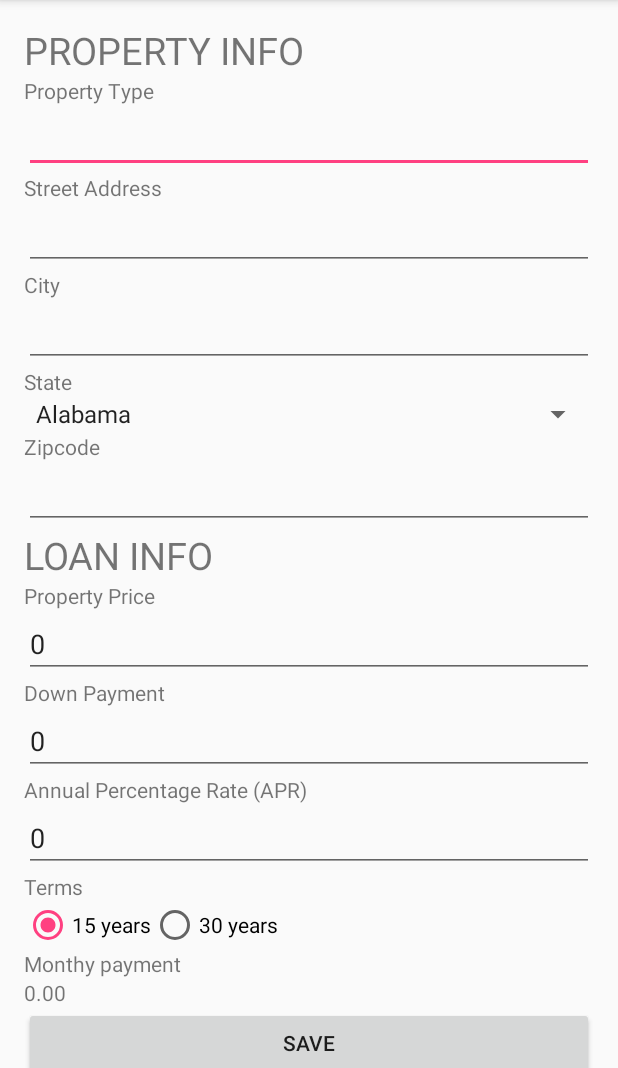
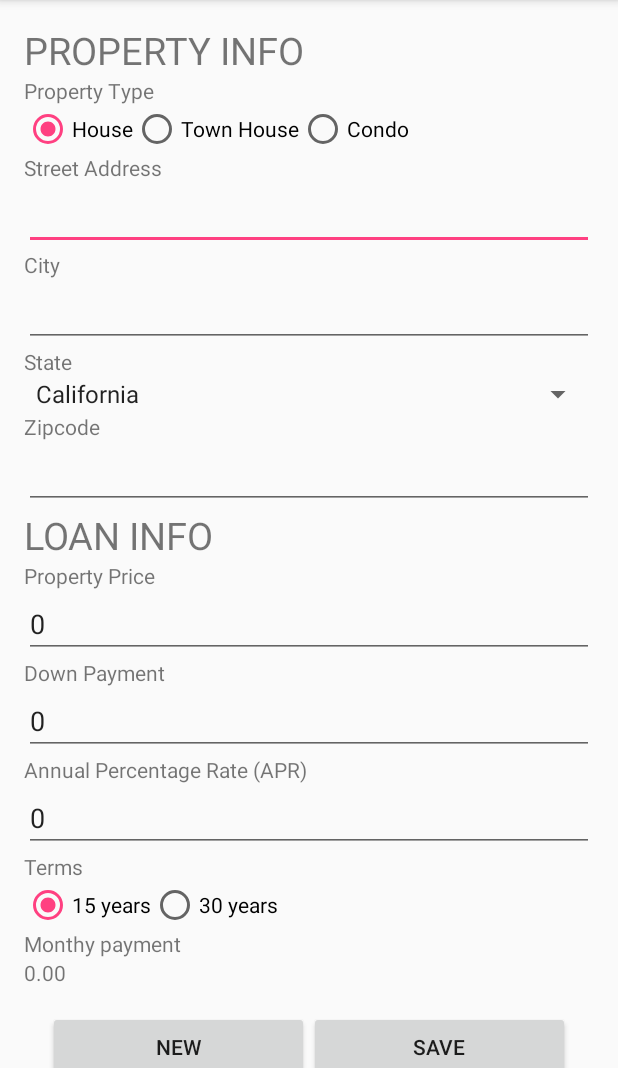
Before and after one commit to ShuzhongChen/Mortgage-Calculator, an Android app: the screen it shows after launch (MainActivity), on a phone screen of 412 x 824 dp, the part 168-1236 px from its top. Run offline under Robolectric (Android 15) with nearby library versions, the phone set to English and light mode, and no system bars; libraries missing offline, so code that uses them is left out: xdroid.toaster.

```diff
--- a/app/src/main/java/com/shuzhongchen/mortgagecalculator/Tab1NewEntry.java
+++ b/app/src/main/java/com/shuzhongchen/mortgagecalculator/Tab1NewEntry.java
@@ -50,12 +50,12 @@ public class Tab1NewEntry extends Fragment implements ReceiverInterface {
 
     private List<BasicInfo> basicInfos;
 
-    Button save;
+    Button save, clear;
     Spinner state;
-    EditText property_type, street_address, city, zipcode, property_price, down_payment,
+    EditText street_address, city, zipcode, property_price, down_payment,
             annual_percentage_rate;
 
-    RadioGroup terms_radio_group;
+    RadioGroup terms_radio_group, property_type;
 
     TextView monthy_payment;
 
@@ -143,6 +143,13 @@ public class Tab1NewEntry extends Fragment implements ReceiverInterface {
                 new TypeToken<List<BasicInfo>>(){});
         basicInfos = savedBasicInfo == null ? new ArrayList<BasicInfo>() : savedBasicInfo;
 
+        clear = rootView.findViewById(R.id.clear);
+        clear.setOnClickListener(new View.OnClickListener() {
+            public void onClick(View v) {
+                initialize();
+            }
+        });
+
         save = rootView.findViewById(R.id.save);
         save.setOnClickListener(new View.OnClickListener() {
             public void onClick(View v) {
@@ -155,7 +162,8 @@ public class Tab1NewEntry extends Fragment implements ReceiverInterface {
                     basicInfo = basicInfos.get(index);
                 }
 
-                basicInfo.propertyType = property_type.getText().toString();
+                String radiovalue = ((RadioButton)getView().findViewById(property_type.getCheckedRadioButtonId())).getText().toString();
+                basicInfo.propertyType = radiovalue;
 
                 basicInfo.streetAddress = street_address.getText().toString();
                 basicInfo.city = city.getText().toString();
@@ -283,11 +291,11 @@ public class Tab1NewEntry extends Fragment implements ReceiverInterface {
     }
 
     public void initialize() {
-        property_type.setText("");
+        property_type.check(R.id.house);
         street_address.setText("");
         city.setText("");
         zipcode.setText("");
-        state.setSelection(-1);
+        state.setSelection(5);
 
         property_price.setText("0");
         down_payment.setText("0");
@@ -307,7 +315,14 @@ public class Tab1NewEntry extends Fragment implements ReceiverInterface {
 
         BasicInfo geoInfo = basicInfos.get(i);
 
-        property_type.setText(geoInfo.propertyType);
+        if (geoInfo.propertyType.equals("House")) {
+            property_type.check(R.id.house);
+        } else if (geoInfo.propertyType.equals("Condo")) {
+            property_type.check(R.id.condo);
+        } else {
+            property_type.check(R.id.townhouse);
+        }
+
         street_address.setText(geoInfo.streetAddress.toString());
 
         city.setText(geoInfo.city);
--- a/app/src/main/res/layout/tab1newentry.xml
+++ b/app/src/main/res/layout/tab1newentry.xml
@@ -22,11 +22,28 @@
             android:layout_alignParentLeft="true"
             android:text="Property Type" />
 
-        <EditText
+        <RadioGroup
             android:id="@+id/property_type"
-            android:layout_width="match_parent"
+            android:layout_width="fill_parent"
             android:layout_height="wrap_content"
-            android:inputType="none"/>
+            android:orientation="horizontal">
+
+            <RadioButton android:id="@+id/house"
+                android:layout_width="wrap_content"
+                android:layout_height="wrap_content"
+                android:text="House"/>
+
+            <RadioButton android:id="@+id/townhouse"
+                android:layout_width="wrap_content"
+                android:layout_height="wrap_content"
+                android:text="Town House"/>
+
+            <RadioButton android:id="@+id/condo"
+                android:layout_width="wrap_content"
+                android:layout_height="wrap_content"
+                android:text="Condo"/>
+
+        </RadioGroup>
 
         <TextView
             android:layout_width="match_parent"
@@ -158,13 +175,31 @@
             android:layout_height="wrap_content"
             android:layout_alignParentLeft="true"/>
 
-
-        <Button
-            android:id="@+id/save"
+        <LinearLayout
             android:layout_width="match_parent"
             android:layout_height="wrap_content"
-            android:layout_marginBottom="50dp"
-            android:text="Save" />
+            android:padding="@dimen/spacing_medium"
+            android:orientation="horizontal">
+
+            <Button
+                android:id="@+id/clear"
+                android:layout_width="fill_parent"
+                android:layout_height="wrap_content"
+                android:layout_weight="1"
+                android:layout_marginBottom="50dp"
+                android:text="New" />
+
+            <Button
+                android:id="@+id/save"
+                android:layout_width="fill_parent"
+                android:layout_height="wrap_content"
+                android:layout_weight="1"
+                android:layout_marginBottom="50dp"
+                android:text="Save" />
+
+
+
+        </LinearLayout>
 
     </LinearLayout>
 </ScrollView>
--- a/app/src/main/res/layout/tab2map.xml
+++ b/app/src/main/res/layout/tab2map.xml
@@ -6,6 +6,10 @@
     <com.google.android.gms.maps.MapView
         android:id="@+id/mapView"
         android:layout_width="match_parent"
-        android:layout_height="match_parent" />
+        android:layout_height="match_parent"
+        android:layout_alignParentBottom="true"
+        android:layout_alignParentLeft="true"
+        android:layout_alignParentStart="true"
+        android:layout_marginBottom="52dp" />
 
 </RelativeLayout>
--- a/app/src/main/res/values/google_maps_api.xml
+++ b/app/src/main/res/values/google_maps_api.xml
@@ -18,5 +18,5 @@
     Once you have your key (it starts with "AIza"), replace the "google_maps_key"
     string in this file.
     -->
-    <string name="google_maps_key" templateMergeStrategy="preserve" translatable="false">AIzaSyC2OEPgeolbs-qr9BHSEJsH6qCfIjZSpzg</string>
+    <string name="google_maps_key" templateMergeStrategy="preserve" translatable="false">AIzaSyA2Z2Sy9tfEHnCBqfcmbw0GbaW5gfu-86I</string>
 </resources>
```
Also changed, not shown: app/src/main/java/com/shuzhongchen/mortgagecalculator/Tab2Map.java (+64 -42 lines).
